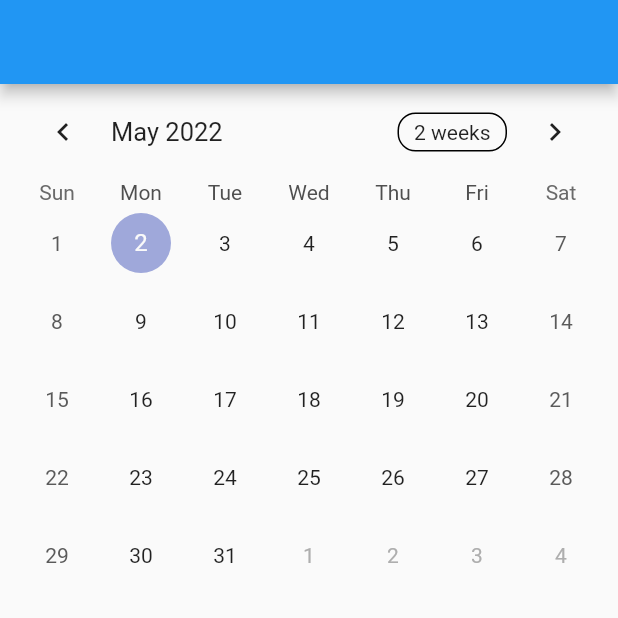
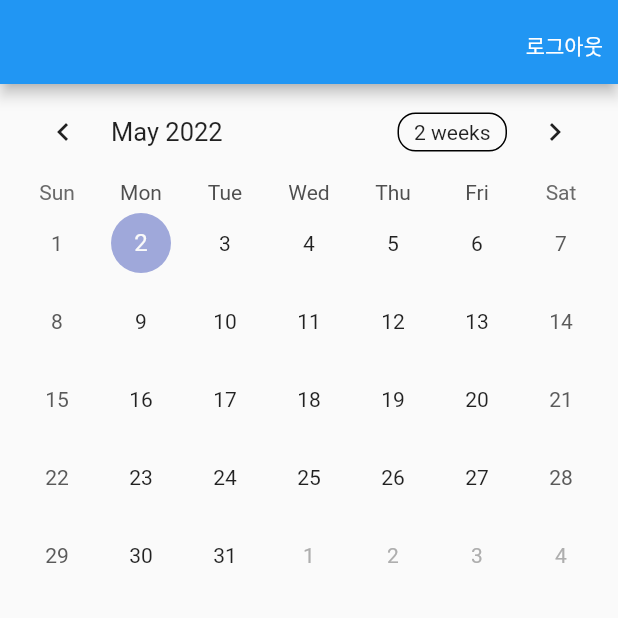
Before and after one commit to ChoiHyunjin/CalendarInFlutter, a Flutter app: the HomeRoute screen opened directly with empty values, on a phone screen of 412 x 824 dp, the top half of it. Run offline on Flutter 3.47's test engine with Material 2 defaults, Android fonts, the phone set to English and light mode, and no system bars; drawn by our look-alikes of table_calendar; our stand-ins replace sqflite; missing offline and left inert: shared_preferences_web; accounts and stored records are empty.

Commit message:
로그아웃 로직 추가

```diff
--- a/lib/src/routes/main/main.dart
+++ b/lib/src/routes/main/main.dart
@@ -1,4 +1,5 @@
 import 'package:calendar/src/routes/add_schedule/add_schedule.dart';
+import 'package:calendar/src/routes/login/login.dart';
 import 'package:calendar/src/utils/preference.dart';
 import 'package:calendar/src/widgets/calendar.dart';
 import 'package:flutter/material.dart';
@@ -12,7 +13,7 @@ class HomeRoute extends StatefulWidget {
 }
 
 class _HomeRouteState extends State<HomeRoute> {
-  _HomeRouteState(){
+  _HomeRouteState() {
     Preference.shared;
   }
 
@@ -21,11 +22,31 @@ class _HomeRouteState extends State<HomeRoute> {
         MaterialPageRoute(builder: (context) => const AddScheduleRoute()));
   }
 
+  void onTapUp(TapUpDetails details) {
+    logout();
+  }
+
+  void logout() {
+    Route home = MaterialPageRoute(
+        builder: (context) => LoginRoute(title: widget.title));
+    Navigator.pushReplacement(context, home);
+    Preference.shared.reset();
+  }
+
   @override
   Widget build(BuildContext context) {
     return Scaffold(
       appBar: AppBar(
         title: Text(widget.title),
+        actions: [
+          Padding(
+            child: GestureDetector(
+              child: Text('로그아웃'),
+              onTapUp: onTapUp,
+            ),
+            padding: EdgeInsets.fromLTRB(0, 20, 10, 10),
+          )
+        ],
       ),
       body: Container(
         child: const Calendar(),
--- a/lib/src/utils/preference.dart
+++ b/lib/src/utils/preference.dart
@@ -3,7 +3,7 @@ import 'package:path/path.dart';
 import 'package:sqflite/sqflite.dart';
 
 class Preference {
-  static final Preference shared = Preference._internal();
+  static Preference shared = Preference._internal();
 
   factory Preference() {
     return shared;
@@ -45,4 +45,8 @@ class Preference {
     await db.update('schedules', schedule.toMap(), where: "id = ?",
         whereArgs: [schedule.id]);
   }
+
+  void reset(){
+    Preference.shared = Preference._internal();
+  }
 }
```
